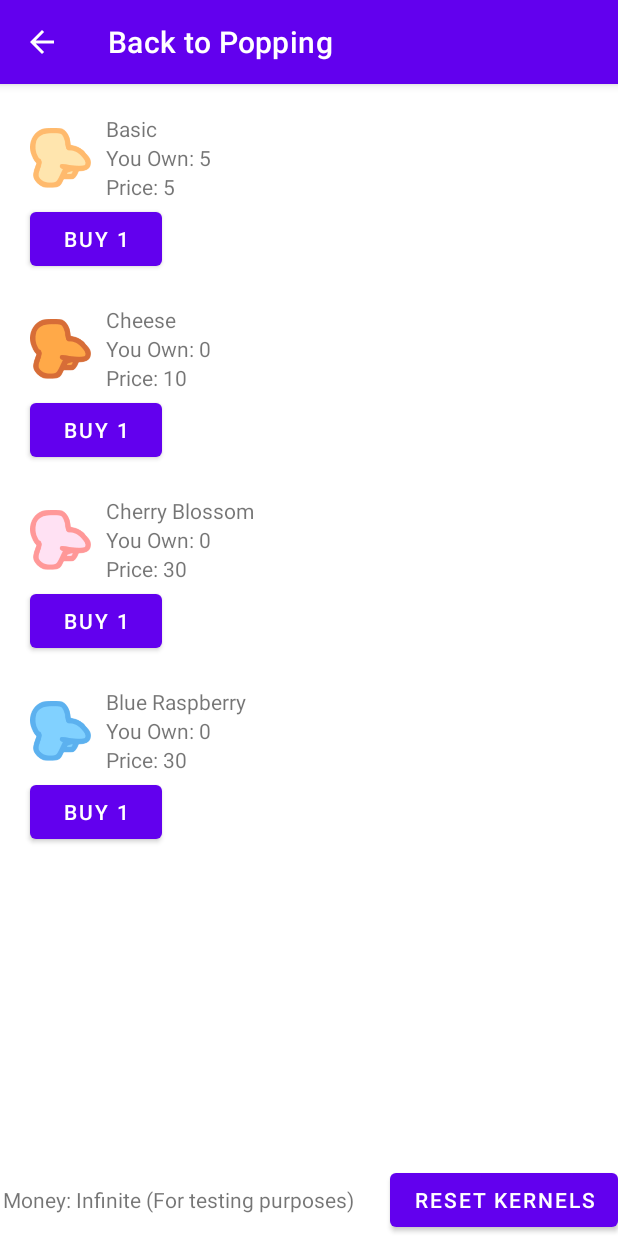
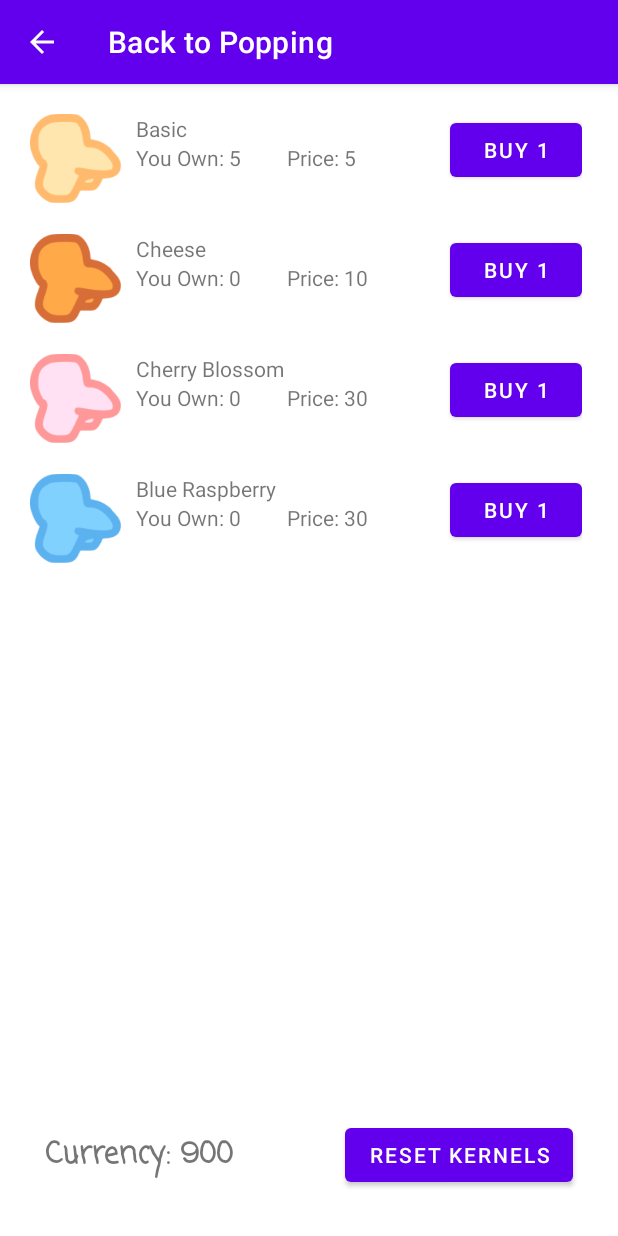
Before and after one commit to sanchovi/popopop, an Android app: the Shop screen opened directly, with no data from a screen before it, on a phone screen of 412 x 824 dp. Run offline under Robolectric (Android 15) with nearby library versions, the phone set to English and light mode, and no system bars.

Commit message:
minor shop ui change to make currency more visible

```diff
--- a/app/src/main/res/layout/activity_shop.xml
+++ b/app/src/main/res/layout/activity_shop.xml
@@ -26,25 +26,27 @@
         android:id="@+id/moneyText"
         android:layout_width="wrap_content"
         android:layout_height="wrap_content"
-        android:layout_marginEnd="24dp"
-        android:text="@string/money_text"
-        app:layout_constraintBottom_toBottomOf="parent"
-        app:layout_constraintEnd_toStartOf="@+id/reset_button"
-        app:layout_constraintLeft_toLeftOf="parent"
-        app:layout_constraintTop_toTopOf="parent"
-        app:layout_constraintVertical_bias="0.98" />
+        android:layout_marginStart="30dp"
+        android:fontFamily="casual"
+        android:text="Currency: 900"
+        android:textSize="20sp"
+        android:textStyle="bold"
+        app:layout_constraintBottom_toBottomOf="@+id/reset_button"
+        app:layout_constraintStart_toStartOf="parent"
+
+
+        app:layout_constraintTop_toTopOf="@id/reset_button" />
 
     <Button
         android:id="@+id/reset_button"
         android:layout_width="wrap_content"
         android:layout_height="wrap_content"
+        android:layout_marginRight="30dp"
+        android:layout_marginBottom="30dp"
         android:text="@string/reset_kernels"
         app:layout_constraintBottom_toBottomOf="parent"
-        app:layout_constraintHorizontal_bias="1.0"
-        app:layout_constraintLeft_toLeftOf="parent"
         app:layout_constraintRight_toRightOf="parent"
-        app:layout_constraintTop_toTopOf="parent"
-        app:layout_constraintVertical_bias="1.0" />
+        />
 
 
     <FrameLayout
--- a/app/src/main/res/layout/shop_segment.xml
+++ b/app/src/main/res/layout/shop_segment.xml
@@ -7,12 +7,11 @@
     <ImageView
         android:id="@+id/kernelImage"
         android:layout_width="wrap_content"
-        android:layout_height="40dp"
+        android:layout_height="60dp"
         android:layout_marginStart="20dp"
         android:scaleType="centerInside"
         android:adjustViewBounds="true"
         app:layout_constraintTop_toTopOf="@id/kernelNameText"
-        app:layout_constraintBottom_toBottomOf="@id/priceText"
         app:layout_constraintStart_toStartOf="parent"
         app:srcCompat="@drawable/popcorn">
 
@@ -35,6 +34,7 @@
         android:text="Inventory"
         android:layout_width="wrap_content"
         android:layout_height="wrap_content"
+
         app:layout_constraintTop_toBottomOf="@+id/kernelNameText"
         app:layout_constraintStart_toStartOf="@+id/kernelNameText"
         >
@@ -45,18 +45,18 @@
         android:text="Price"
         android:layout_width="wrap_content"
         android:layout_height="wrap_content"
-        app:layout_constraintTop_toBottomOf="@+id/itemInventoryText"
+        android:layout_marginLeft="30sp"
+        app:layout_constraintTop_toBottomOf="@+id/kernelNameText"
         app:layout_constraintLeft_toRightOf="@id/kernelImage"
-        app:layout_constraintStart_toStartOf="@+id/kernelNameText">
+        app:layout_constraintStart_toEndOf="@+id/itemInventoryText">
     </TextView>
 
     <Button
         android:id="@+id/buyButton"
-        android:text="BUY 1"
         android:layout_width="wrap_content"
         android:layout_height="wrap_content"
-        android:layout_marginTop="10dp"
-        app:layout_constraintTop_toBottomOf="@+id/kernelImage"
-        app:layout_constraintStart_toStartOf="@+id/kernelImage">
-    </Button>
+        android:layout_marginStart="280dp"
+        android:text="BUY 1"
+        app:layout_constraintStart_toStartOf="@+id/kernelImage"
+        app:layout_constraintTop_toTopOf="@+id/kernelNameText"></Button>
 </androidx.constraintlayout.widget.ConstraintLayout>
```
